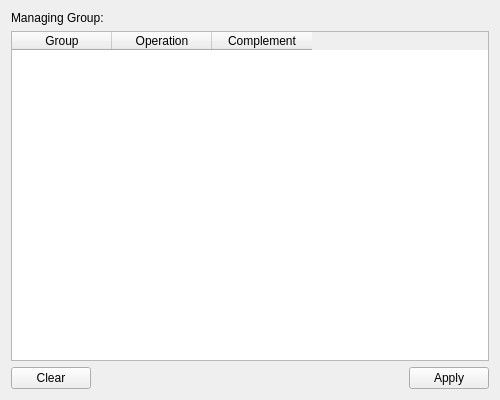
Old version of the form res/designer/groupeditorwidget.ui in the repository hsorby/cmlibs.widgets.
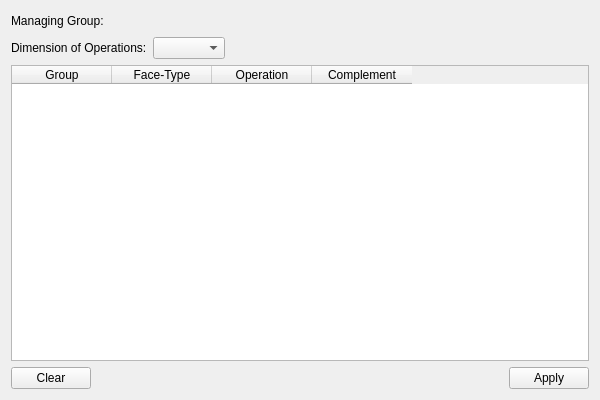
New version of the form.

Commit message:
Add face-type column to GroupEditorWidget
This commit adds an additional column (Face-Type) to the GroupEditorWidget table. This allows the user to define a conditional subset of the elements from the specified group to use for the operation.

A combo-box (Dimension of Operation) has been added to the top of the widget as it is important to specify what dimension we are working with when performing operations with specific face-types.

```diff
--- a/res/designer/groupeditorwidget.ui
+++ b/res/designer/groupeditorwidget.ui
@@ -6,7 +6,7 @@
    <rect>
     <x>0</x>
     <y>0</y>
-    <width>500</width>
+    <width>600</width>
     <height>400</height>
    </rect>
   </property>
@@ -19,7 +19,7 @@
   <layout class="QVBoxLayout" name="verticalLayout">
    <item>
     <layout class="QGridLayout" name="gridLayout">
-     <item row="1" column="0">
+     <item row="4" column="0">
       <widget class="QTableWidget" name="groupTableWidget">
        <property name="focusPolicy">
         <enum>Qt::NoFocus</enum>
@@ -40,7 +40,7 @@
         <number>0</number>
        </property>
        <property name="columnCount">
-        <number>3</number>
+        <number>4</number>
        </property>
        <attribute name="horizontalHeaderVisible">
         <bool>true</bool>
@@ -59,6 +59,11 @@
          <string>Group</string>
         </property>
        </column>
+       <column>
+        <property name="text">
+         <string>Face-Type</string>
+        </property>
+       </column>
        <column>
         <property name="text">
          <string>Operation</string>
@@ -71,12 +76,63 @@
        </column>
       </widget>
      </item>
-     <item row="0" column="0">
-      <widget class="QLabel" name="currentGroupLabel">
-       <property name="text">
-        <string>Managing Group: </string>
-       </property>
-      </widget>
+     <item row="2" column="0">
+      <layout class="QHBoxLayout" name="horizontalLayout_2">
+       <item>
+        <widget class="QLabel" name="label">
+         <property name="text">
+          <string>Dimension of Operations:</string>
+         </property>
+        </widget>
+       </item>
+       <item>
+        <widget class="QComboBox" name="dimensionComboBox"/>
+       </item>
+       <item>
+        <spacer name="horizontalSpacer_2">
+         <property name="orientation">
+          <enum>Qt::Horizontal</enum>
+         </property>
+         <property name="sizeHint" stdset="0">
+          <size>
+           <width>40</width>
+           <height>20</height>
+          </size>
+         </property>
+        </spacer>
+       </item>
+      </layout>
+     </item>
+     <item row="1" column="0">
+      <layout class="QHBoxLayout" name="horizontalLayout_3">
+       <item>
+        <widget class="QLabel" name="label_2">
+         <property name="text">
+          <string>Managing Group: </string>
+         </property>
+        </widget>
+       </item>
+       <item>
+        <widget class="QLabel" name="currentGroupLabel">
+         <property name="text">
+          <string/>
+         </property>
+        </widget>
+       </item>
+       <item>
+        <spacer name="horizontalSpacer_3">
+         <property name="orientation">
+          <enum>Qt::Horizontal</enum>
+         </property>
+         <property name="sizeHint" stdset="0">
+          <size>
+           <width>40</width>
+           <height>20</height>
+          </size>
+         </property>
+        </spacer>
+       </item>
+      </layout>
      </item>
     </layout>
    </item>
```
The commit also changes 2 other files.
